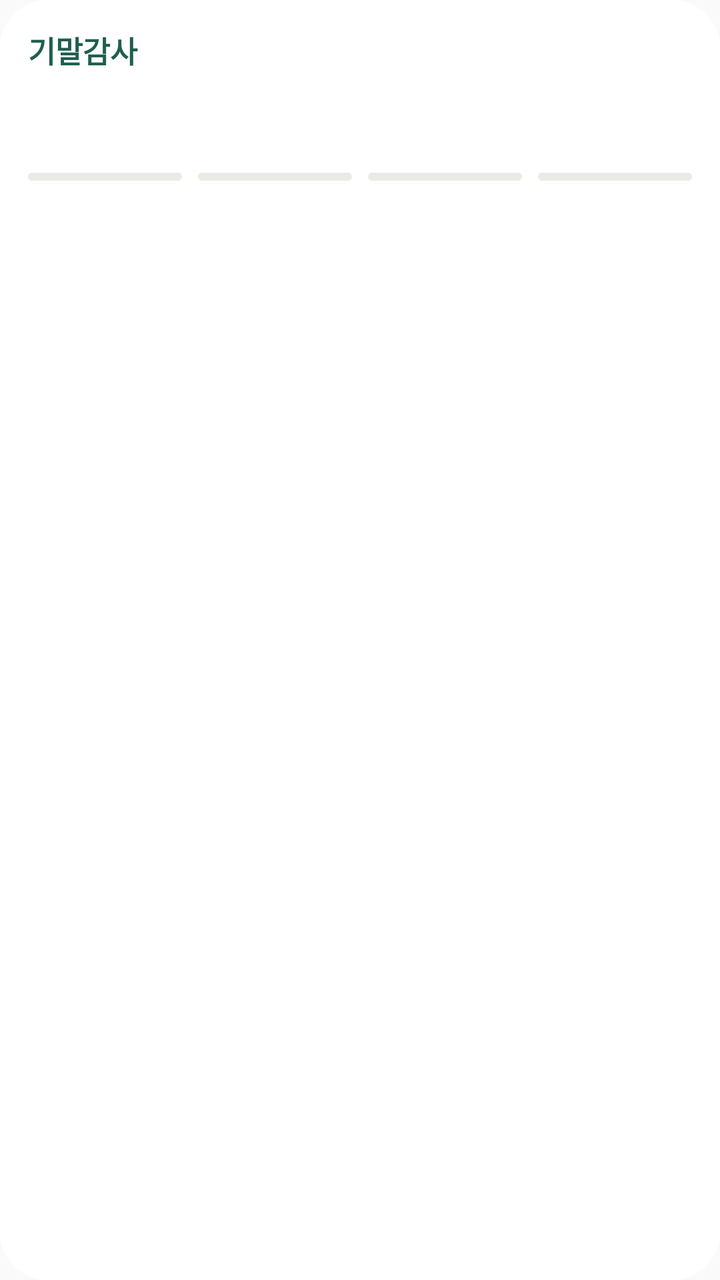
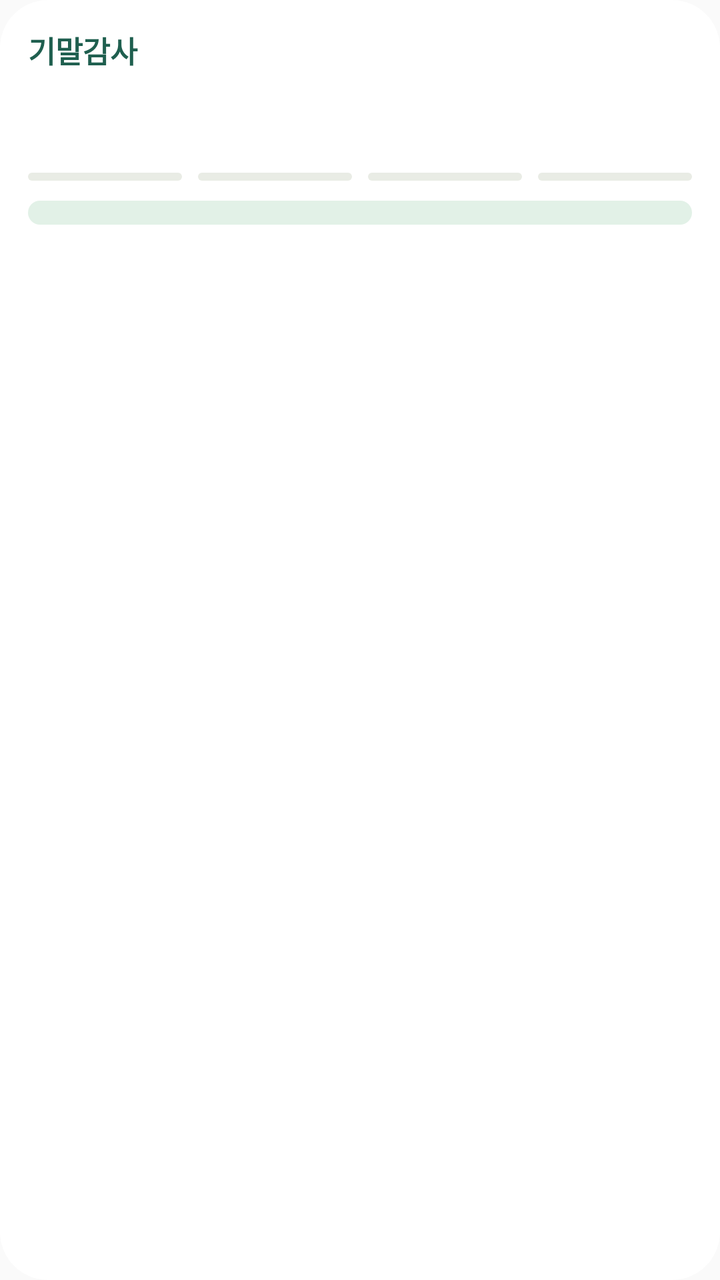

Compare the two renders of this Android layout. The source of the first and the diff that turns it into the second are given below.
<!-- AndroidManifest.xml: application theme AppTheme -->
<!-- res/layout/widget_audit.xml -->
<?xml version="1.0" encoding="utf-8"?>
<FrameLayout xmlns:android="http://schemas.android.com/apk/res/android"
    android:id="@+id/widget_root"
    android:layout_width="match_parent"
    android:layout_height="match_parent">

    
    <ImageView
        android:id="@+id/bg"
        android:layout_width="match_parent"
        android:layout_height="match_parent"
        android:scaleType="fitXY"
        android:src="@drawable/widget_bg"
        android:importantForAccessibility="no" />

<LinearLayout
    android:layout_width="match_parent"
    android:layout_height="match_parent"
    android:orientation="vertical"
    android:padding="14dp">

    <LinearLayout
        android:layout_width="match_parent"
        android:layout_height="wrap_content"
        android:orientation="horizontal"
        android:gravity="center_vertical">
        <TextView
            android:id="@+id/title"
            android:layout_width="0dp"
            android:layout_height="wrap_content"
            android:layout_weight="1"
            android:maxLines="1"
            android:ellipsize="end"
            android:text="기말감사"
            android:textColor="@color/w_accent"
            android:textSize="15sp"
            android:textStyle="bold" />
        <TextView
            android:id="@+id/sub"
            android:layout_width="wrap_content"
            android:layout_height="wrap_content"
            android:maxLines="1"
            android:textColor="@color/w_muted"
            android:textSize="11sp" />
    </LinearLayout>

    <LinearLayout
        android:id="@+id/cells"
        android:layout_width="match_parent"
        android:layout_height="wrap_content"
        android:layout_marginTop="8dp"
        android:orientation="horizontal">
        <LinearLayout android:layout_width="0dp" android:layout_height="wrap_content" android:layout_weight="1" android:orientation="vertical" android:layout_marginEnd="8dp">
            <TextView android:id="@+id/k0" android:layout_width="wrap_content" android:layout_height="wrap_content" android:textColor="@color/w_muted" android:textSize="11sp" />
            <TextView android:id="@+id/v0" android:layout_width="wrap_content" android:layout_height="wrap_content" android:textColor="@color/w_ink" android:textSize="19sp" android:textStyle="bold" />
            <ProgressBar android:id="@+id/p0" style="?android:attr/progressBarStyleHorizontal" android:layout_width="match_parent" android:layout_height="4dp" android:layout_marginTop="2dp" android:progressDrawable="@drawable/widget_progress" />
        </LinearLayout>
        <LinearLayout android:layout_width="0dp" android:layout_height="wrap_content" android:layout_weight="1" android:orientation="vertical" android:layout_marginEnd="8dp">
            <TextView android:id="@+id/k1" android:layout_width="wrap_content" android:layout_height="wrap_content" android:textColor="@color/w_muted" android:textSize="11sp" />
            <TextView android:id="@+id/v1" android:layout_width="wrap_content" android:layout_height="wrap_content" android:textColor="@color/w_ink" android:textSize="19sp" android:textStyle="bold" />
            <ProgressBar android:id="@+id/p1" style="?android:attr/progressBarStyleHorizontal" android:layout_width="match_parent" android:layout_height="4dp" android:layout_marginTop="2dp" android:progressDrawable="@drawable/widget_progress" />
        </LinearLayout>
        <LinearLayout android:layout_width="0dp" android:layout_height="wrap_content" android:layout_weight="1" android:orientation="vertical" android:layout_marginEnd="8dp">
            <TextView android:id="@+id/k2" android:layout_width="wrap_content" android:layout_height="wrap_content" android:textColor="@color/w_muted" android:textSize="11sp" />
            <TextView android:id="@+id/v2" android:layout_width="wrap_content" android:layout_height="wrap_content" android:textColor="@color/w_ink" android:textSize="19sp" android:textStyle="bold" />
            <ProgressBar android:id="@+id/p2" style="?android:attr/progressBarStyleHorizontal" android:layout_width="match_parent" android:layout_height="4dp" android:layout_marginTop="2dp" android:progressDrawable="@drawable/widget_progress" />
        </LinearLayout>
        <LinearLayout android:layout_width="0dp" android:layout_height="wrap_content" android:layout_weight="1" android:orientation="vertical">
            <TextView android:id="@+id/k3" android:layout_width="wrap_content" android:layout_height="wrap_content" android:textColor="@color/w_muted" android:textSize="11sp" />
            <TextView android:id="@+id/v3" android:layout_width="wrap_content" android:layout_height="wrap_content" android:textColor="@color/w_ink" android:textSize="19sp" android:textStyle="bold" />
            <ProgressBar android:id="@+id/p3" style="?android:attr/progressBarStyleHorizontal" android:layout_width="match_parent" android:layout_height="4dp" android:layout_marginTop="2dp" android:progressDrawable="@drawable/widget_progress" />
        </LinearLayout>
    </LinearLayout>

    <LinearLayout
        android:id="@+id/alert_row"
        android:layout_width="match_parent"
        android:layout_height="wrap_content"
        android:layout_marginTop="10dp"
        android:background="@drawable/widget_alert_bg"
        android:orientation="horizontal"
        android:paddingStart="10dp"
        android:paddingEnd="10dp"
        android:paddingTop="6dp"
        android:paddingBottom="6dp"
        android:visibility="gone">
        <TextView
            android:layout_width="wrap_content"
            android:layout_height="wrap_content"
            android:text="Sign-off 급함  "
            android:textColor="@color/w_danger"
            android:textSize="12sp"
            android:textStyle="bold" />
        <TextView
            android:id="@+id/alert_names"
            android:layout_width="0dp"
            android:layout_height="wrap_content"
            android:layout_weight="1"
            android:maxLines="2"
            android:ellipsize="end"
            android:textColor="@color/w_ink"
            android:textSize="12sp" />
    </LinearLayout>

    <TextView
        android:id="@+id/ok_text"
        android:layout_width="match_parent"
        android:layout_height="wrap_content"
        android:layout_marginTop="10dp"
        android:background="@drawable/widget_ok_bg"
        android:paddingStart="10dp"
        android:paddingEnd="10dp"
        android:paddingTop="6dp"
        android:paddingBottom="6dp"
        android:textColor="@color/w_ok"
        android:textSize="12sp"
        android:textStyle="bold"
        android:visibility="gone" />
</LinearLayout>
</FrameLayout>
<!-- resources referenced by this layout -->
<resources>
  <color name="w_accent">#FF1F5F4F</color>
  <color name="w_danger">#FFC0392B</color>
  <color name="w_ink">#FF18221F</color>
  <color name="w_muted">#FF66706B</color>
  <color name="w_ok">#FF2F7D4F</color>
  <!-- drawable widget_alert_bg (drawable) -->
  <?xml version="1.0" encoding="utf-8"?>
  <shape xmlns:android="http://schemas.android.com/apk/res/android" android:shape="rectangle">
      <solid android:color="@color/w_danger_soft" />
      <corners android:radius="12dp" />
  </shape>
  <!-- drawable widget_bg (drawable) -->
  <?xml version="1.0" encoding="utf-8"?>
  <shape xmlns:android="http://schemas.android.com/apk/res/android" android:shape="rectangle">
      <solid android:color="@color/w_bg" />
      <corners android:radius="24dp" />
  </shape>
  <!-- drawable widget_ok_bg (drawable) -->
  <?xml version="1.0" encoding="utf-8"?>
  <shape xmlns:android="http://schemas.android.com/apk/res/android" android:shape="rectangle">
      <solid android:color="@color/w_ok_soft" />
      <corners android:radius="12dp" />
  </shape>
  <!-- drawable widget_progress (drawable) -->
  <?xml version="1.0" encoding="utf-8"?>
  <layer-list xmlns:android="http://schemas.android.com/apk/res/android">
      <item android:id="@android:id/background">
          <shape><corners android:radius="2dp" /><solid android:color="@color/w_track" /></shape>
      </item>
      <item android:id="@android:id/progress">
          <clip><shape><corners android:radius="2dp" /><solid android:color="@color/w_ok" /></shape></clip>
      </item>
  </layer-list>
  <style name="AppTheme" parent="Theme.AppCompat.Light.DarkActionBar">
          
          <item name="colorPrimary">@color/colorPrimary</item>
          <item name="colorPrimaryDark">@color/colorPrimaryDark</item>
          <item name="colorAccent">@color/colorAccent</item>
      </style>
  <color name="w_danger_soft">#FFFBE9E6</color>
  <color name="w_bg">#FFFFFFFF</color>
  <color name="w_ok_soft">#FFE2F1E7</color>
  <color name="w_track">#FFE9ECE5</color>
</resources>

<!-- the commit's change to res/layout/widget_audit.xml (unified diff, before → after) -->
@@ -72,49 +72,57 @@
         </LinearLayout>
     </LinearLayout>
 
+    
     <LinearLayout
-        android:id="@+id/alert_row"
         android:layout_width="match_parent"
         android:layout_height="wrap_content"
         android:layout_marginTop="10dp"
-        android:background="@drawable/widget_alert_bg"
         android:orientation="horizontal"
-        android:paddingStart="10dp"
-        android:paddingEnd="10dp"
-        android:paddingTop="6dp"
-        android:paddingBottom="6dp"
-        android:visibility="gone">
-        <TextView
-            android:layout_width="wrap_content"
-            android:layout_height="wrap_content"
-            android:text="Sign-off 급함  "
-            android:textColor="@color/w_danger"
-            android:textSize="12sp"
-            android:textStyle="bold" />
-        <TextView
-            android:id="@+id/alert_names"
+        android:gravity="bottom">
+        <LinearLayout
+            android:id="@+id/up_box"
             android:layout_width="0dp"
             android:layout_height="wrap_content"
             android:layout_weight="1"
-            android:maxLines="2"
-            android:ellipsize="end"
-            android:textColor="@color/w_ink"
-            android:textSize="12sp" />
+            android:background="@drawable/widget_ok_bg"
+            android:orientation="vertical"
+            android:paddingStart="10dp"
+            android:paddingEnd="10dp"
+            android:paddingTop="6dp"
+            android:paddingBottom="6dp">
+            <LinearLayout android:id="@+id/up0" android:layout_width="match_parent" android:layout_height="wrap_content" android:orientation="horizontal" android:visibility="gone">
+                <TextView android:id="@+id/upd0" android:layout_width="40dp" android:layout_height="wrap_content" android:maxLines="1" android:textColor="@color/w_accent" android:textSize="12sp" android:textStyle="bold" />
+                <TextView android:id="@+id/upt0" android:layout_width="0dp" android:layout_height="wrap_content" android:layout_weight="1" android:maxLines="1" android:ellipsize="end" android:textColor="@color/w_ink" android:textSize="12sp" />
+                <TextView android:id="@+id/upr0" android:layout_width="wrap_content" android:layout_height="wrap_content" android:layout_marginStart="6dp" android:maxLines="1" android:textColor="@color/w_muted" android:textSize="12sp" android:textStyle="bold" />
+            </LinearLayout>
+            <LinearLayout android:id="@+id/up1" android:layout_width="match_parent" android:layout_height="wrap_content" android:orientation="horizontal" android:visibility="gone">
+                <TextView android:id="@+id/upd1" android:layout_width="40dp" android:layout_height="wrap_content" android:maxLines="1" android:textColor="@color/w_accent" android:textSize="12sp" android:textStyle="bold" />
+                <TextView android:id="@+id/upt1" android:layout_width="0dp" android:layout_height="wrap_content" android:layout_weight="1" android:maxLines="1" android:ellipsize="end" android:textColor="@color/w_ink" android:textSize="12sp" />
+                <TextView android:id="@+id/upr1" android:layout_width="wrap_content" android:layout_height="wrap_content" android:layout_marginStart="6dp" android:maxLines="1" android:textColor="@color/w_muted" android:textSize="12sp" android:textStyle="bold" />
+            </LinearLayout>
+            <LinearLayout android:id="@+id/up2" android:layout_width="match_parent" android:layout_height="wrap_content" android:orientation="horizontal" android:visibility="gone">
+                <TextView android:id="@+id/upd2" android:layout_width="40dp" android:layout_height="wrap_content" android:maxLines="1" android:textColor="@color/w_accent" android:textSize="12sp" android:textStyle="bold" />
+                <TextView android:id="@+id/upt2" android:layout_width="0dp" android:layout_height="wrap_content" android:layout_weight="1" android:maxLines="1" android:ellipsize="end" android:textColor="@color/w_ink" android:textSize="12sp" />
+                <TextView android:id="@+id/upr2" android:layout_width="wrap_content" android:layout_height="wrap_content" android:layout_marginStart="6dp" android:maxLines="1" android:textColor="@color/w_muted" android:textSize="12sp" android:textStyle="bold" />
+            </LinearLayout>
+            <TextView
+                android:id="@+id/ok_text"
+                android:layout_width="match_parent"
+                android:layout_height="wrap_content"
+                android:textColor="@color/w_ok"
+                android:textSize="12sp"
+                android:textStyle="bold"
+                android:visibility="gone" />
+        </LinearLayout>
+        <ImageView
+            android:id="@+id/char_img"
+            android:layout_width="64dp"
+            android:layout_height="64dp"
+            android:layout_marginStart="6dp"
+            android:layout_marginBottom="-4dp"
+            android:scaleType="fitCenter"
+            android:importantForAccessibility="no"
+            android:visibility="gone" />
     </LinearLayout>
-
-    <TextView
-        android:id="@+id/ok_text"
-        android:layout_width="match_parent"
-        android:layout_height="wrap_content"
-        android:layout_marginTop="10dp"
-        android:background="@drawable/widget_ok_bg"
-        android:paddingStart="10dp"
-        android:paddingEnd="10dp"
-        android:paddingTop="6dp"
-        android:paddingBottom="6dp"
-        android:textColor="@color/w_ok"
-        android:textSize="12sp"
-        android:textStyle="bold"
-        android:visibility="gone" />
 </LinearLayout>
 </FrameLayout>
<!-- resource entries referenced after the edit -->
@@ -1,16 +1,9 @@
 <!-- resources referenced by this layout -->
 <resources>
   <color name="w_accent">#FF1F5F4F</color>
-  <color name="w_danger">#FFC0392B</color>
   <color name="w_ink">#FF18221F</color>
   <color name="w_muted">#FF66706B</color>
   <color name="w_ok">#FF2F7D4F</color>
-  <!-- drawable widget_alert_bg (drawable) -->
-  <?xml version="1.0" encoding="utf-8"?>
-  <shape xmlns:android="http://schemas.android.com/apk/res/android" android:shape="rectangle">
-      <solid android:color="@color/w_danger_soft" />
-      <corners android:radius="12dp" />
-  </shape>
   <!-- drawable widget_bg (drawable) -->
   <?xml version="1.0" encoding="utf-8"?>
   <shape xmlns:android="http://schemas.android.com/apk/res/android" android:shape="rectangle">
@@ -39,7 +32,6 @@
           <item name="colorPrimaryDark">@color/colorPrimaryDark</item>
           <item name="colorAccent">@color/colorAccent</item>
       </style>
-  <color name="w_danger_soft">#FFFBE9E6</color>
   <color name="w_bg">#FFFFFFFF</color>
   <color name="w_ok_soft">#FFE2F1E7</color>
   <color name="w_track">#FFE9ECE5</color>
